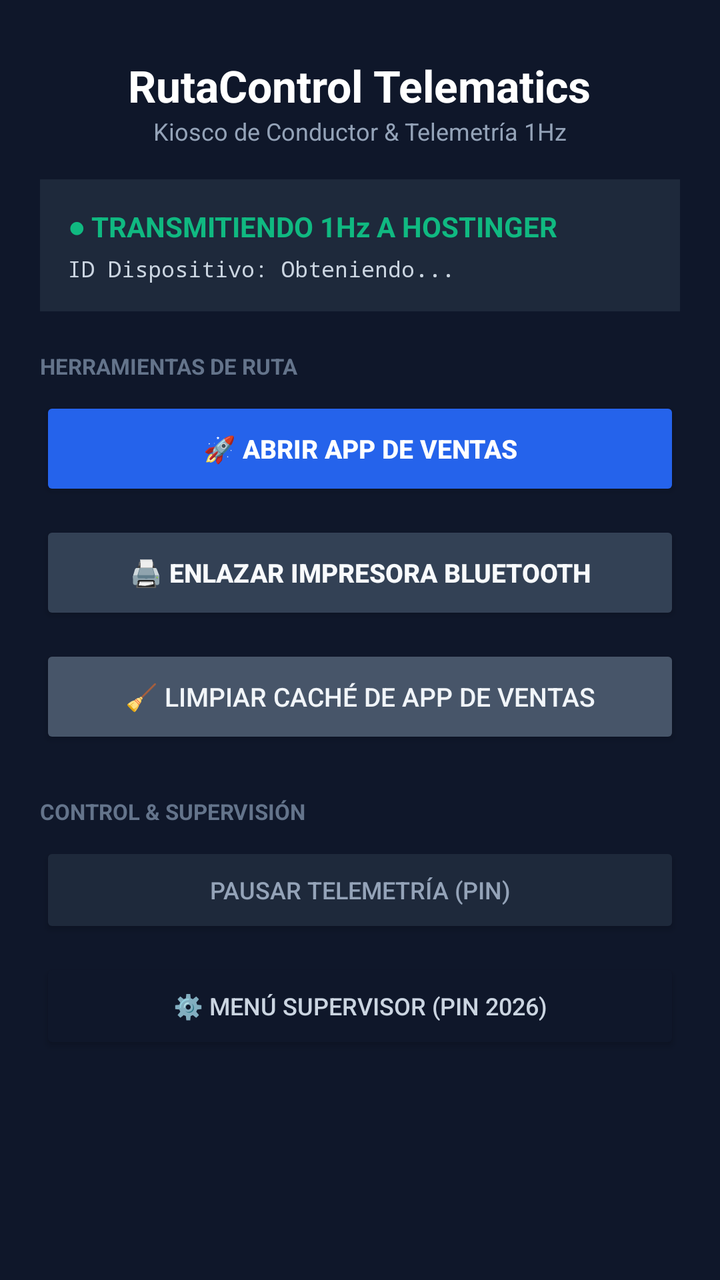
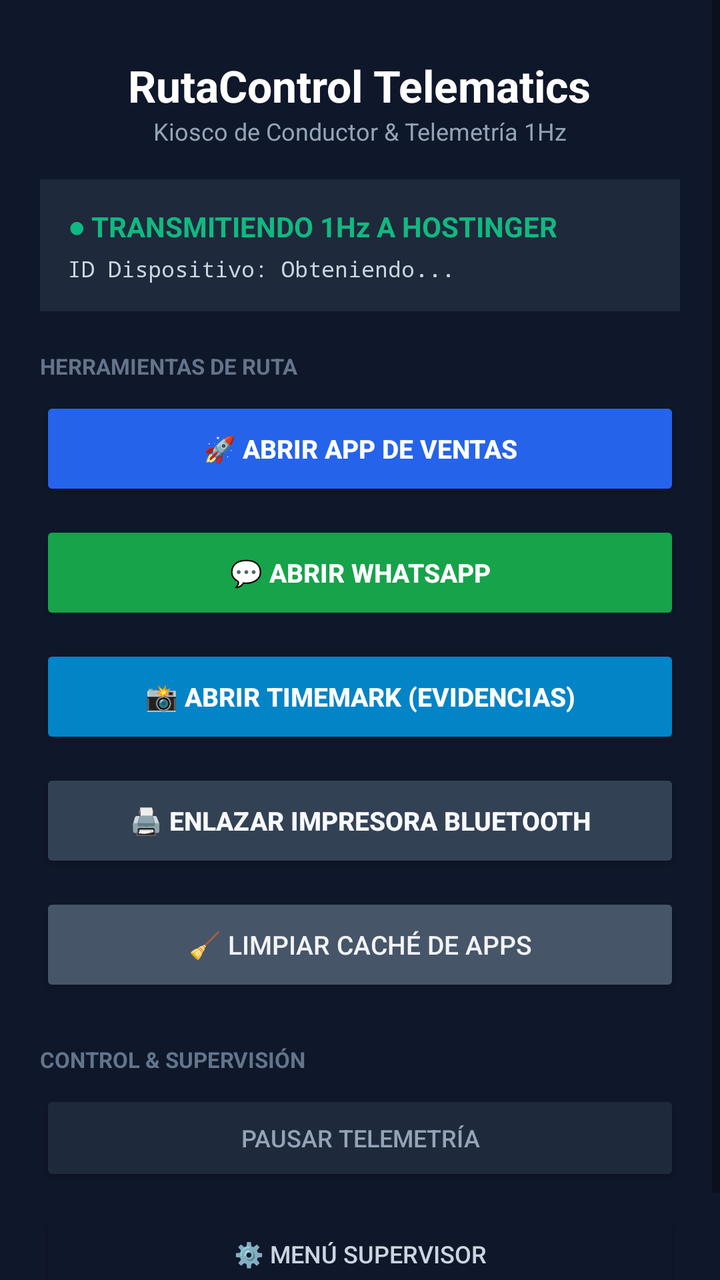

Before-and-after screenshots of an Android layout around one commit, followed by the original layout XML and the change that was made.
<!-- AndroidManifest.xml: activity theme Theme.RutaControlTelematics.Fullscreen -->
<!-- res/layout/activity_main.xml -->
<?xml version="1.0" encoding="utf-8"?>
<ScrollView xmlns:android="http://schemas.android.com/apk/res/android"
    android:layout_width="match_parent"
    android:layout_height="match_parent"
    android:background="#0F172A"
    android:fillViewport="true">

    <LinearLayout
        android:layout_width="match_parent"
        android:layout_height="wrap_content"
        android:orientation="vertical"
        android:gravity="center_horizontal"
        android:padding="20dp">

        
        <TextView
            android:layout_width="wrap_content"
            android:layout_height="wrap_content"
            android:text="RutaControl Telematics"
            android:textColor="#FFFFFF"
            android:textSize="22sp"
            android:textStyle="bold"
            android:layout_marginTop="8dp" />

        <TextView
            android:layout_width="wrap_content"
            android:layout_height="wrap_content"
            android:text="Kiosco de Conductor &amp; Telemetría 1Hz"
            android:textColor="#94A3B8"
            android:textSize="12sp"
            android:layout_marginBottom="16dp" />

        
        <LinearLayout
            android:layout_width="match_parent"
            android:layout_height="wrap_content"
            android:orientation="vertical"
            android:background="#1E293B"
            android:padding="14dp"
            android:layout_marginBottom="20dp">

            <TextView
                android:id="@+id/tvStatus"
                android:layout_width="wrap_content"
                android:layout_height="wrap_content"
                android:text="● TRANSMITIENDO 1Hz A HOSTINGER"
                android:textColor="#10B981"
                android:textSize="14sp"
                android:textStyle="bold"
                android:layout_marginBottom="4dp" />

            <TextView
                android:id="@+id/tvDeviceId"
                android:layout_width="wrap_content"
                android:layout_height="wrap_content"
                android:text="ID Dispositivo: Obteniendo..."
                android:textColor="#CBD5E1"
                android:textSize="11sp"
                android:fontFamily="monospace" />
        </LinearLayout>

        
        <TextView
            android:layout_width="match_parent"
            android:layout_height="wrap_content"
            android:text="HERRAMIENTAS DE RUTA"
            android:textColor="#64748B"
            android:textSize="11sp"
            android:textStyle="bold"
            android:layout_marginBottom="8dp" />

        
        <Button
            android:id="@+id/btnOpenSalesApp"
            android:layout_width="match_parent"
            android:layout_height="52dp"
            android:text="🚀 Abrir App de Ventas"
            android:backgroundTint="#2563EB"
            android:textColor="#FFFFFF"
            android:textSize="13sp"
            android:textStyle="bold"
            android:layout_marginBottom="10dp" />

        
        <Button
            android:id="@+id/btnBluetoothPrinter"
            android:layout_width="match_parent"
            android:layout_height="52dp"
            android:text="🖨️ Enlazar Impresora Bluetooth"
            android:backgroundTint="#334155"
            android:textColor="#F8FAFC"
            android:textSize="13sp"
            android:textStyle="bold"
            android:layout_marginBottom="10dp" />

        
        <Button
            android:id="@+id/btnClearSalesCache"
            android:layout_width="match_parent"
            android:layout_height="52dp"
            android:text="🧹 Limpiar Caché de App de Ventas"
            android:backgroundTint="#475569"
            android:textColor="#F1F5F9"
            android:textSize="13sp"
            android:layout_marginBottom="24dp" />

        
        <TextView
            android:layout_width="match_parent"
            android:layout_height="wrap_content"
            android:text="CONTROL &amp; SUPERVISIÓN"
            android:textColor="#64748B"
            android:textSize="11sp"
            android:textStyle="bold"
            android:layout_marginBottom="8dp" />

        
        <Button
            android:id="@+id/btnToggleService"
            android:layout_width="match_parent"
            android:layout_height="48dp"
            android:text="Pausar Telemetría (PIN)"
            android:backgroundTint="#1E293B"
            android:textColor="#94A3B8"
            android:textSize="12sp"
            android:layout_marginBottom="10dp" />

        
        <Button
            android:id="@+id/btnExitPin"
            android:layout_width="match_parent"
            android:layout_height="48dp"
            android:text="⚙️ Menú Supervisor (PIN 2026)"
            android:backgroundTint="#0F172A"
            android:textColor="#CBD5E1"
            android:textSize="12sp"
            android:layout_marginBottom="16dp" />

    </LinearLayout>
</ScrollView>
<!-- resources referenced by this layout -->
<resources>
  <style name="Theme.RutaControlTelematics.Fullscreen" parent="Theme.RutaControlTelematics">
          <item name="android:windowNoTitle">true</item>
          <item name="android:windowActionBar">false</item>
          <item name="android:windowFullscreen">true</item>
          <item name="android:windowContentOverlay">@null</item>
      </style>
  <style name="Theme.RutaControlTelematics" parent="Theme.MaterialComponents.DayNight.NoActionBar">
          <item name="colorPrimary">#0F172A</item>
          <item name="colorPrimaryVariant">#020617</item>
          <item name="colorOnPrimary">#FFFFFF</item>
          <item name="colorSecondary">#10B981</item>
          <item name="android:statusBarColor">#0F172A</item>
      </style>
</resources>

<!-- the commit's change to res/layout/activity_main.xml (unified diff, before → after) -->
@@ -83,6 +83,30 @@
 
         
         <Button
+            android:id="@+id/btnOpenWhatsApp"
+            android:layout_width="match_parent"
+            android:layout_height="52dp"
+            android:text="💬 Abrir WhatsApp"
+            android:backgroundTint="#16A34A"
+            android:textColor="#FFFFFF"
+            android:textSize="13sp"
+            android:textStyle="bold"
+            android:layout_marginBottom="10dp" />
+
+        
+        <Button
+            android:id="@+id/btnOpenTimemark"
+            android:layout_width="match_parent"
+            android:layout_height="52dp"
+            android:text="📸 Abrir Timemark (Evidencias)"
+            android:backgroundTint="#0284C7"
+            android:textColor="#FFFFFF"
+            android:textSize="13sp"
+            android:textStyle="bold"
+            android:layout_marginBottom="10dp" />
+
+        
+        <Button
             android:id="@+id/btnBluetoothPrinter"
             android:layout_width="match_parent"
             android:layout_height="52dp"
@@ -98,7 +122,7 @@
             android:id="@+id/btnClearSalesCache"
             android:layout_width="match_parent"
             android:layout_height="52dp"
-            android:text="🧹 Limpiar Caché de App de Ventas"
+            android:text="🧹 Limpiar Caché de Apps"
             android:backgroundTint="#475569"
             android:textColor="#F1F5F9"
             android:textSize="13sp"
@@ -119,7 +143,7 @@
             android:id="@+id/btnToggleService"
             android:layout_width="match_parent"
             android:layout_height="48dp"
-            android:text="Pausar Telemetría (PIN)"
+            android:text="Pausar Telemetría"
             android:backgroundTint="#1E293B"
             android:textColor="#94A3B8"
             android:textSize="12sp"
@@ -130,7 +154,7 @@
             android:id="@+id/btnExitPin"
             android:layout_width="match_parent"
             android:layout_height="48dp"
-            android:text="⚙️ Menú Supervisor (PIN 2026)"
+            android:text="⚙️ Menú Supervisor"
             android:backgroundTint="#0F172A"
             android:textColor="#CBD5E1"
             android:textSize="12sp"
